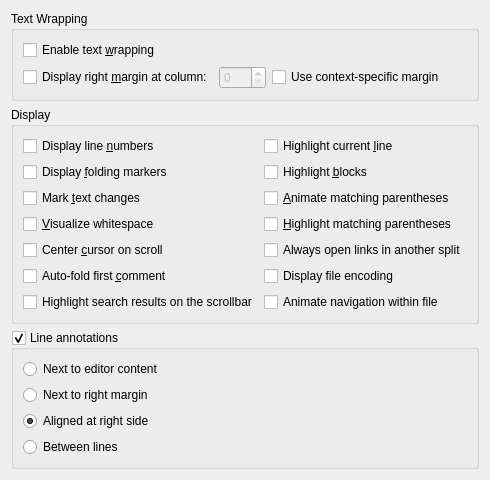
Before: the Qt Designer form src/plugins/texteditor/displaysettingspage.ui in qt-creator/qt-creator, drawn with Qt 5.
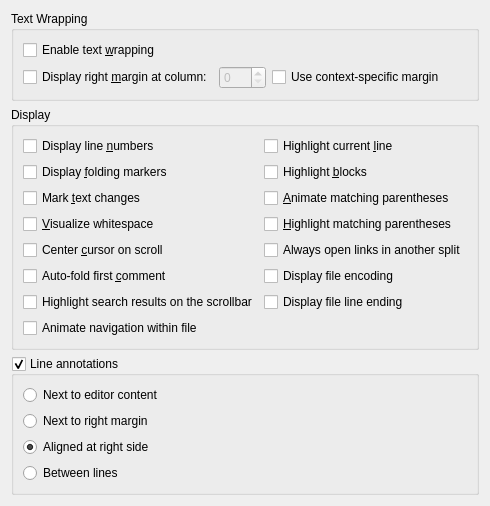
After: the same form once the commit is applied.

Commit message: TextEditor: Add an option to hide file line ending combobox

Patch:
```diff
--- a/src/plugins/texteditor/displaysettingspage.ui
+++ b/src/plugins/texteditor/displaysettingspage.ui
@@ -97,6 +97,13 @@
         </property>
        </widget>
       </item>
+      <item row="7" column="1">
+       <widget class="QCheckBox" name="displayFileLineEnding">
+        <property name="text">
+         <string>Display file line ending</string>
+        </property>
+       </widget>
+      </item>
       <item row="2" column="1">
        <widget class="QCheckBox" name="animateMatchingParentheses">
         <property name="text">
@@ -170,7 +177,7 @@
         </property>
        </widget>
       </item>
-      <item row="7" column="1">
+      <item row="8" column="0">
        <widget class="QCheckBox" name="animateNavigationWithinFile">
         <property name="text">
          <string>Animate navigation within file</string>
```
The commit also changes 4 other files.
